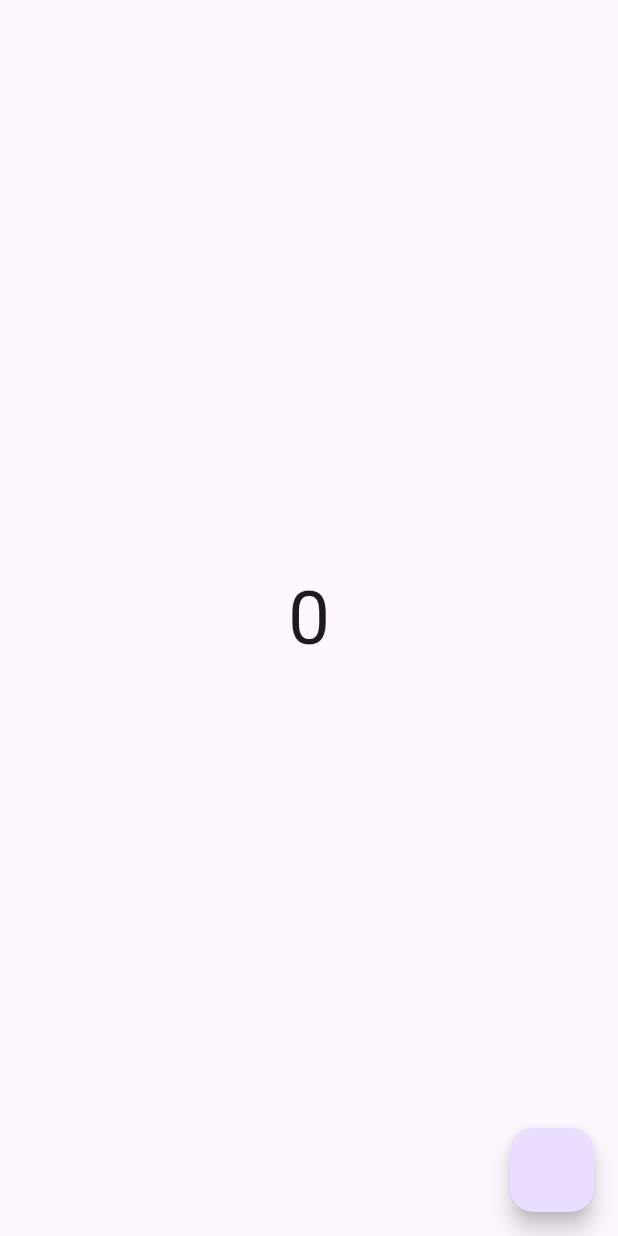
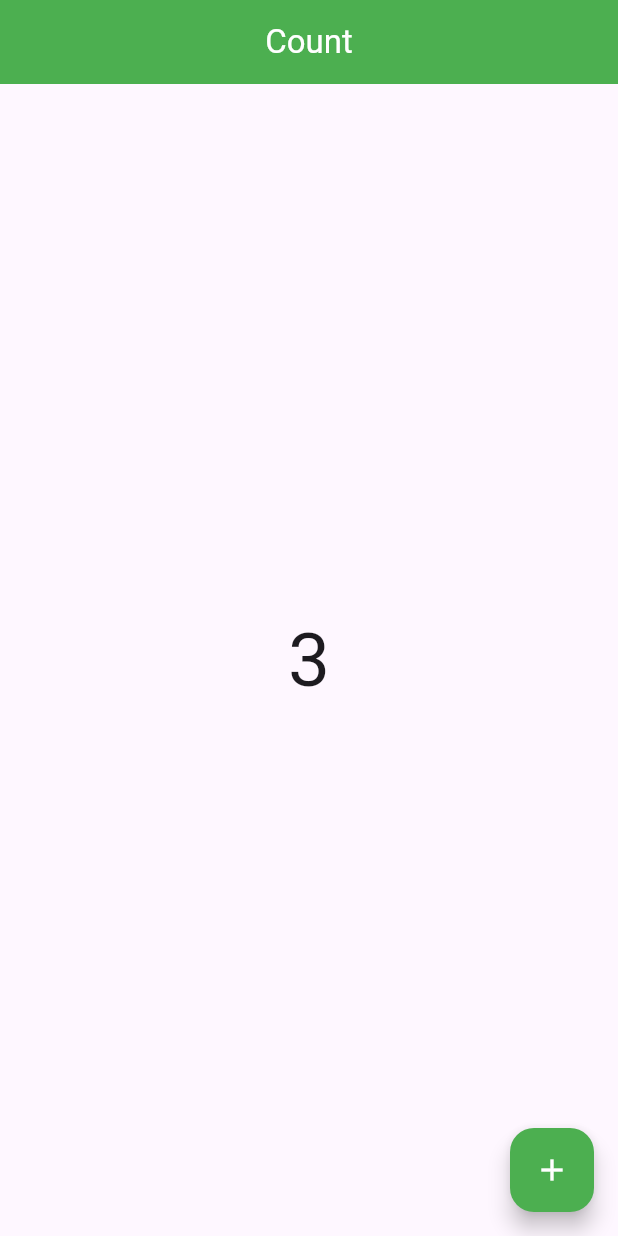
Before and after one commit to MuhammadHamza5261/provider_tutorial, a Flutter app: the screen it shows after launch, on a phone screen of 412 x 824 dp. Run offline on Flutter 3.47's test engine with Material 3 defaults, Android fonts, the phone set to English and light mode, and no system bars.

Commit message:
- counter example imp with provider

```diff
--- a/lib/main.dart
+++ b/lib/main.dart
@@ -1,4 +1,7 @@
 import 'package:flutter/material.dart';
+import 'package:flutter_provider/provider/count_provider.dart';
+import 'package:flutter_provider/screens/count_screen.dart';
+import 'package:provider/provider.dart';
 
 import 'home_screen_stl.dart';
 
@@ -9,11 +12,13 @@ void main() {
 class MyApp extends StatelessWidget {
   const MyApp({super.key});
 
-  // This widget is the root of your application.
   @override
   Widget build(BuildContext context) {
-    return MaterialApp(
-      home: HomeScreen(),
+    return ChangeNotifierProvider(
+        create: (_) => CounterProvider(),
+         child: const MaterialApp(
+           home: CountScreen(),
+         ),
     );
   }
 }
--- /dev/null
+++ b/lib/provider/count_provider.dart
@@ -0,0 +1,19 @@
+import 'package:flutter/foundation.dart';
+
+/*
+change notifier as a a setstate work karta ha or iska context global hota ha
+ */
+class CounterProvider with ChangeNotifier{
+
+  int _count = 0;
+  int get count => _count;
+
+  void setCount(){
+    _count++;
+    notifyListeners();
+  }
+
+
+
+
+}
--- /dev/null
+++ b/lib/screens/count_screen.dart
@@ -0,0 +1,68 @@
+import 'dart:async';
+
+import 'package:flutter/material.dart';
+import 'package:flutter_provider/provider/count_provider.dart';
+import 'package:provider/provider.dart';
+
+
+class CountScreen extends StatefulWidget {
+  const CountScreen({Key? key}) : super(key: key);
+
+  @override
+  State<CountScreen> createState() => _CountScreenState();
+}
+
+class _CountScreenState extends State<CountScreen> {
+
+
+  @override
+  void initState() {
+    super.initState();
+    final countProvider = Provider.of<CounterProvider>(context,listen: false);
+    Timer.periodic(const Duration(seconds: 2),(timer){
+      countProvider.setCount();
+    });
+  }
+
+  @override
+  Widget build(BuildContext context) {
+
+    final countProvider = Provider.of<CounterProvider>(context,listen: false);
+    return Scaffold(
+      appBar: AppBar(
+        centerTitle: true,
+        backgroundColor: Colors.green,
+        title: const Text('Count',style: TextStyle(
+          color: Colors.white
+        ),),
+      ),
+      floatingActionButton: FloatingActionButton(
+        backgroundColor: Colors.green,
+          onPressed: (){
+            countProvider.setCount();
+
+          },
+        child: const Icon(Icons.add,color: Colors.white,)
+      ),
+      body:  Padding(
+          padding: const EdgeInsets.symmetric(horizontal: 20,vertical: 15),
+        child: Consumer<CounterProvider>(
+            builder: (context,value,child){
+              return Column(
+                mainAxisAlignment: MainAxisAlignment.center,
+                children: [
+                  Center(
+                    child: Text(value.count.toString(),
+                      // ignore: prefer_const_constructors
+                      style: TextStyle(
+                          fontSize: 50
+                      ),),
+                  ),
+                ],
+              );
+            }
+        ),
+      ),
+    );
+  }
+}
--- a/pubspec.yaml
+++ b/pubspec.yaml
@@ -35,6 +35,7 @@ dependencies:
   # The following adds the Cupertino Icons font to your application.
   # Use with the CupertinoIcons class for iOS style icons.
   cupertino_icons: ^1.0.8
+  provider: ^6.1.2
 
 dev_dependencies:
   flutter_test:
```
Also changed, not shown: lib/timer_example.dart (added, +39 -0 lines), pubspec.lock.
